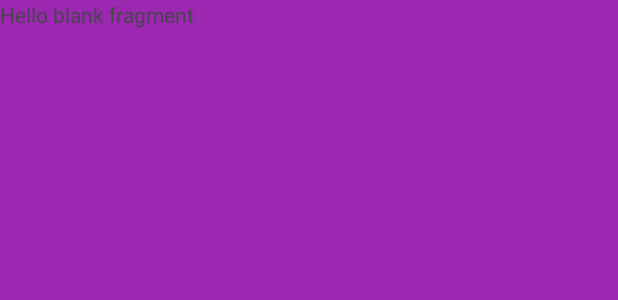
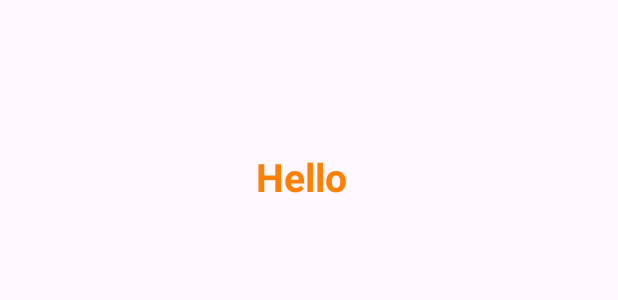
Before and after one commit to SousaNelson/Gym-Rat, an Android app: the layout fragment_location.xml on its own in the app's theme, with its tools: preview values and no code run, on a phone screen of 412 x 824 dp. Shown: the top 300 px of the screen. Run offline under Robolectric (Android 15) with nearby library versions, the phone set to English and light mode, and no system bars; Roboto replaces fonts that are not available here.

Commit message:
commit 2

```diff
--- a/app/src/main/java/cv/example/gymrat/MainActivity2.kt
+++ b/app/src/main/java/cv/example/gymrat/MainActivity2.kt
@@ -45,11 +45,8 @@ class MainActivity2 : AppCompatActivity() {
         if(eApelido.isEmpty()){
             etApelido.error = "Please enter name"
         }
-
         val RatID = dbRef.push().key!!
-
-        val theRats = UserModule(RatID,eNome,eApelido) // os valores sao passados para o modulo
-
+        val theRats = RatModule(RatID,eNome,eApelido) // os valores sao passados para o modulo
         dbRef.child(RatID).setValue(theRats)//envia os dados para a db
 
     }
--- a/app/src/main/java/cv/example/gymrat/MainActivity3.kt
+++ b/app/src/main/java/cv/example/gymrat/MainActivity3.kt
@@ -1,5 +1,7 @@
 package cv.example.gymrat
 
+import LocationFragment
+import TrainFragment
 import androidx.appcompat.app.AppCompatActivity
 import android.os.Bundle
 import androidx.viewpager.widget.ViewPager
@@ -20,9 +22,9 @@ class MainActivity3 : AppCompatActivity() {
         viewpager = binding.viewpager
 
         val adapter = ViewPagerAdapter(supportFragmentManager)
+        adapter.addFragment(LocationFragment(), "Location")
         adapter.addFragment(TrainFragment(), "Train")
         adapter.addFragment(TrackFragment(), "Track")
-        adapter.addFragment(LocationFragment(), "Location")
         viewpager.adapter = adapter
         tab.setupWithViewPager(viewpager)
     }
--- a/app/src/main/res/layout/fragment_location.xml
+++ b/app/src/main/res/layout/fragment_location.xml
@@ -1,15 +1,41 @@
 <?xml version="1.0" encoding="utf-8"?>
 <FrameLayout xmlns:android="http://schemas.android.com/apk/res/android"
+    xmlns:app="http://schemas.android.com/apk/res-auto"
     xmlns:tools="http://schemas.android.com/tools"
     android:layout_width="match_parent"
-    android:layout_height="match_parent"
-    tools:context=".LocationFragment">
+    android:layout_height="match_parent">
 
-    <!-- TODO: Update blank fragment layout -->
-    <TextView
+    <androidx.constraintlayout.widget.ConstraintLayout
         android:layout_width="match_parent"
-        android:layout_height="match_parent"
-        android:background="#9C27B0"
-        android:text="@string/hello_blank_fragment" />
+        android:layout_height="match_parent">
 
+        <LinearLayout
+            android:layout_width="wrap_content"
+            android:layout_height="wrap_content"
+            android:orientation="horizontal"
+            android:layout_marginTop="100dp"
+            app:layout_constraintEnd_toEndOf="parent"
+            app:layout_constraintStart_toStartOf="parent"
+            app:layout_constraintTop_toTopOf="parent">
+
+                <TextView
+                android:textColor="#ff8000"
+                android:layout_width="wrap_content"
+                android:layout_height="wrap_content"
+                android:text="Hello"
+                android:textSize="26sp"
+                android:textStyle="normal|bold" />
+
+                <Space
+                    android:layout_width="10dp"
+                    android:layout_height="match_parent"/>
+                <TextView
+                    android:id="@+id/tvNomeBD"
+                android:layout_width="wrap_content"
+                android:layout_height="wrap_content"
+                android:textSize="26sp"/>
+
+        </LinearLayout>
+
+    </androidx.constraintlayout.widget.ConstraintLayout>
 </FrameLayout>
--- a/app/src/main/res/layout/fragment_track.xml
+++ b/app/src/main/res/layout/fragment_track.xml
@@ -9,6 +9,6 @@
     <WebView
         android:id="@+id/webView"
         android:layout_width="match_parent"
-        android:layout_height="500dp"/>
+        android:layout_height="548dp" />
 
 </FrameLayout>
--- a/app/src/main/res/values/strings.xml
+++ b/app/src/main/res/values/strings.xml
@@ -2,4 +2,6 @@
     <string name="app_name">GymRat</string>
     <!-- TODO: Remove or change this placeholder text -->
     <string name="hello_blank_fragment">Hello blank fragment</string>
+
+
 </resources>
```
Also changed, not shown: app/src/main/java/cv/example/gymrat/LocationFragment.kt (+39 -42 lines), app/src/main/java/cv/example/gymrat/RatModule.kt (added, +7 -0 lines), app/src/main/java/cv/example/gymrat/TrackFragment.kt (+4 -6 lines), app/src/main/java/cv/example/gymrat/TrainFragment.kt (+33 -42 lines), app/src/main/res/layout/fragment_train.xml (+12 -11 lines).
